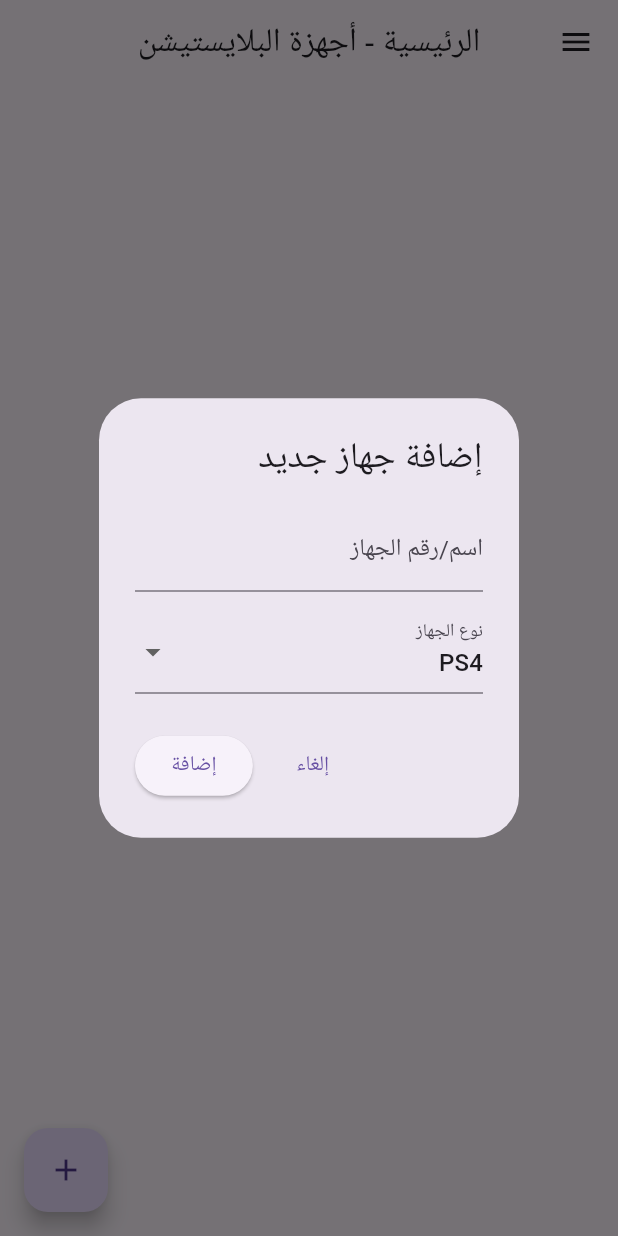
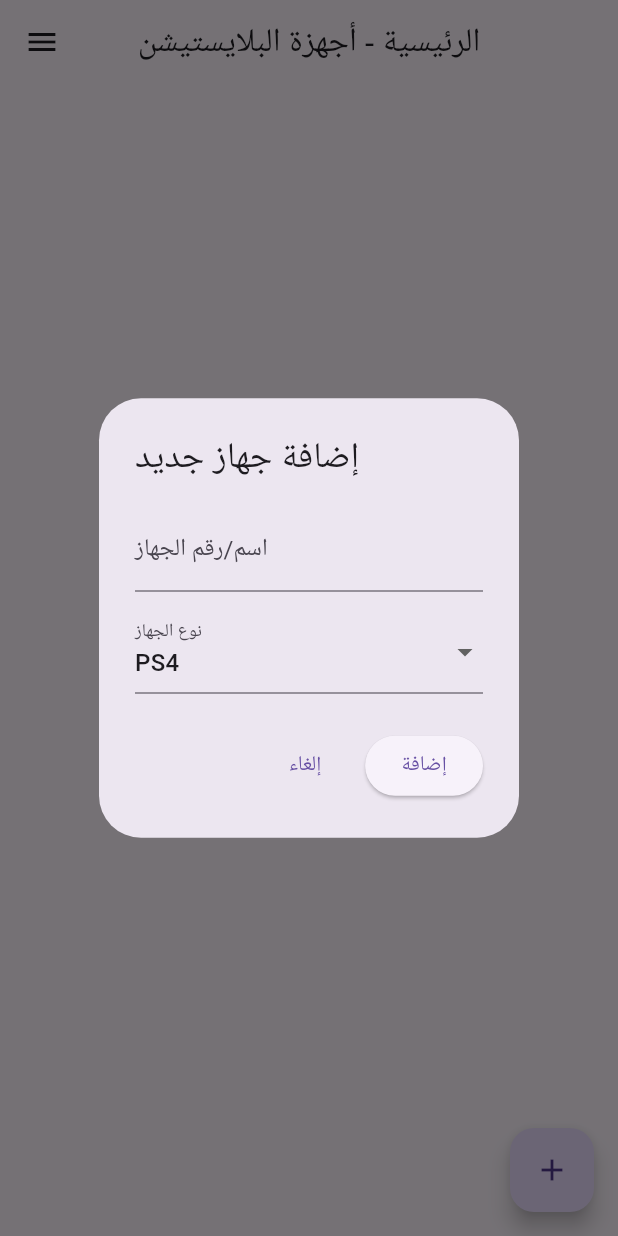
Before and after one commit to ahmedelzae2000-cmyk/Mango-PS-, a Flutter app: the screen it shows after launch, after a tap on the "add" icon, on a phone screen of 412 x 824 dp. Run offline on Flutter 3.47's test engine with Material 3 defaults, Android fonts, the phone set to English and light mode, and no system bars; our stand-ins replace cloud_firestore, firebase_core, firebase_messaging; accounts and stored records are empty.

Commit message:
Update main.dart

```diff
--- a/lib/main.dart
+++ b/lib/main.dart
@@ -1,18 +1,20 @@
 import 'package:flutter/material.dart';
-import 'package:flutter_localizations/flutter_localizations.dart';
+import 'package:firebase_core/firebase_core.dart';
 import 'package:provider/provider.dart';
-import 'package:firebase_core/firebase_core.dart';
 import 'providers/device_provider.dart';
-import 'screens/main_layout.dart';
 import 'screens/home_screen.dart';
-import 'screens/shift_screen.dart';
-import 'screens/expenses_screen.dart';
-import 'screens/pricing_screen.dart';
-import 'screens/reports_screen.dart';
-import 'screens/settings_screen.dart';
 
 void main() async {
   WidgetsFlutterBinding.ensureInitialized();
+  await Firebase.initializeApp(
+    options: const FirebaseOptions(
+      apiKey: "AIzaSyB5UujdLmnqFvmujV3FSwSH2iI0L-78jk4",
+      appId: "1:603196411064:android:c0b7cd83ee50712d9ef84d",
+      messagingSenderId: "603196411064",
+      projectId: "mango-ps",
+      storageBucket: "mango-ps.firebasestorage.app",
+    ),
+  );
   runApp(const MyApp());
 }
 
@@ -21,56 +23,14 @@ class MyApp extends StatelessWidget {
 
   @override
   Widget build(BuildContext context) {
-    return FutureBuilder(
-      future: Firebase.initializeApp(
-        options: const FirebaseOptions(
-          apiKey: "AIzaSyB5UujdLmnqFvmujV3FSwSH2iI0L-78jk4",
-          appId: "1:603196411064:android:c0b7cd83ee50712d9ef84d",
-          messagingSenderId: "603196411064",
-          projectId: "mango-ps",
-          storageBucket: "mango-ps.firebasestorage.app",
-        ),
+    return MultiProvider(
+      providers: [
+        ChangeNotifierProvider(create: (_) => DeviceProvider()),
+      ],
+      child: const MaterialApp(
+        debugShowCheckedModeBanner: false,
+        home: HomeScreen(), // البداية من شاشة الأجهزة
       ),
-      builder: (context, snapshot) {
-        if (snapshot.connectionState == ConnectionState.waiting) {
-          return const MaterialApp(
-            debugShowCheckedModeBanner: false,
-            home: Scaffold(
-              body: Center(child: CircularProgressIndicator()),
-            ),
-          );
-        }
-
-        return MultiProvider(
-          providers: [
-            ChangeNotifierProvider(create: (_) => DeviceProvider()),
-          ],
-          child: MaterialApp(
-            title: 'Mango PS',
-            debugShowCheckedModeBanner: false,
-            localizationsDelegates: const [
-              GlobalMaterialLocalizations.delegate,
-              GlobalWidgetsLocalizations.delegate,
-              GlobalCupertinoLocalizations.delegate,
-            ],
-            supportedLocales: const [Locale('ar', '')],
-            locale: const Locale('ar', ''),
-            theme: ThemeData(
-              primarySwatch: Colors.blue,
-              useMaterial3: true,
-            ),
-            home: const MainLayout(),
-            routes: {
-              '/home': (context) => const HomeScreen(),
-              '/shift': (context) => const ShiftScreen(),
-              '/expenses': (context) => const ExpensesScreen(),
-              '/pricing': (context) => const PricingScreen(),
-              '/reports': (context) => const ReportsScreen(),
-              '/settings': (context) => const SettingsScreen(),
-            },
-          ),
-        );
-      },
     );
   }
 }
```
